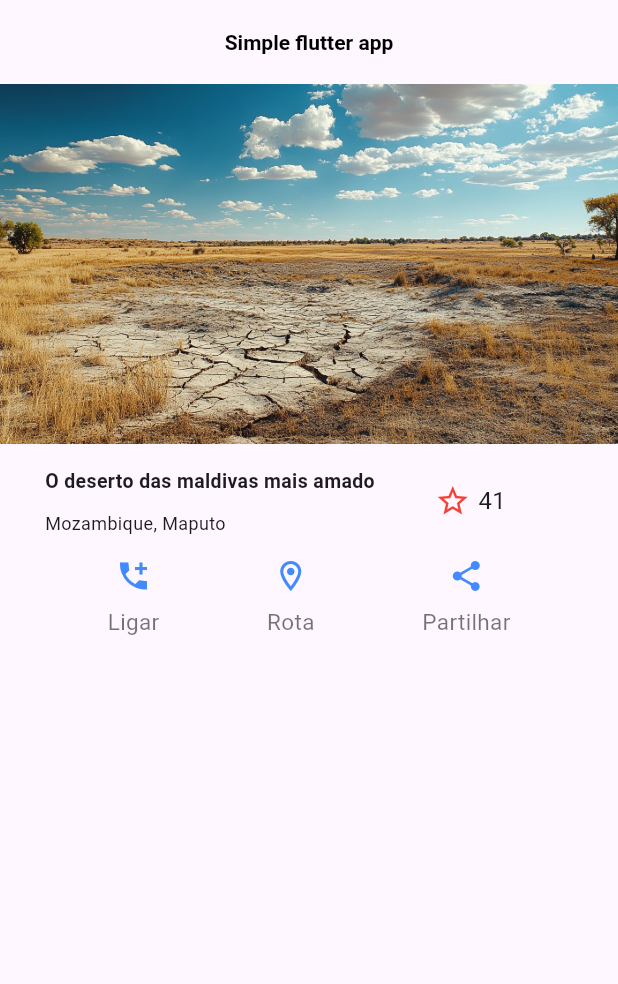
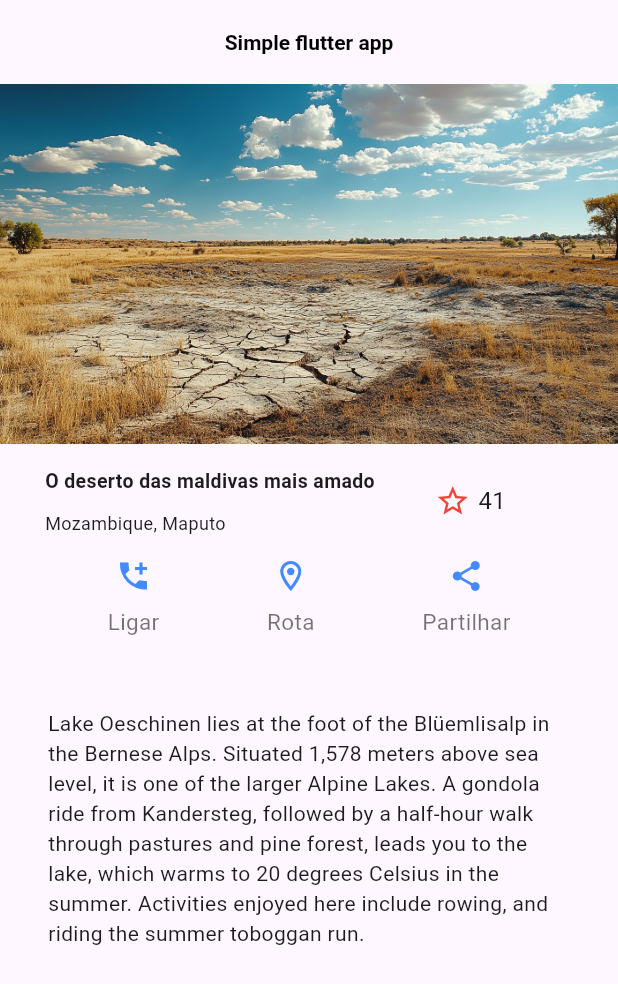
Before and after one commit to Aylton-Sitefane/simpleappview_flutter, a Flutter app: the screen it shows after launch, on a phone screen of 412 x 824 dp. Shown: the top 984 px of the screen. Run offline on Flutter 3.47's test engine with Material 3 defaults, Android fonts, the phone set to English and light mode, and no system bars.

Commit message:
Adicao da seccao info do lugar

```diff
--- /dev/null
+++ b/lib/view/home/components/info_section.dart
@@ -0,0 +1,22 @@
+import 'package:flutter/material.dart';
+
+class InfoSection extends StatelessWidget {
+  const InfoSection({super.key});
+
+  @override
+  Widget build(BuildContext context) {
+    return Padding(
+      padding: const EdgeInsets.all(32),
+      child: Text(
+        'Lake Oeschinen lies at the foot of the Blüemlisalp in the '
+'Bernese Alps. Situated 1,578 meters above sea level, it '
+'is one of the larger Alpine Lakes. A gondola ride from '
+'Kandersteg, followed by a half-hour walk through pastures '
+'and pine forest, leads you to the lake, which warms to 20 '
+'degrees Celsius in the summer. Activities enjoyed here '
+'include rowing, and riding the summer toboggan run.',
+softWrap: true,
+      ),
+    );
+  }
+}
--- a/lib/view/home/home.dart
+++ b/lib/view/home/home.dart
@@ -1,6 +1,7 @@
 import 'package:flutter/material.dart';
 import 'package:simpleappview_flutter/view/home/components/contact_section.dart';
 import 'package:simpleappview_flutter/view/home/components/image_section.dart';
+import 'package:simpleappview_flutter/view/home/components/info_section.dart';
 import 'package:simpleappview_flutter/view/home/components/location_section.dart';
 
 class HomeScreen extends StatelessWidget {
@@ -21,6 +22,7 @@
         centerTitle: true,
       ),
       body: const SingleChildScrollView(
+        physics: AlwaysScrollableScrollPhysics(),
         child: Column(
           children: [
             ImageSection(),
@@ -28,6 +30,8 @@
             LocationSection(),
             SizedBox(height: 15,),
             ContactSection(),
+            SizedBox(height: 15,),
+            InfoSection(),
           ],
         ),
       ),
```
